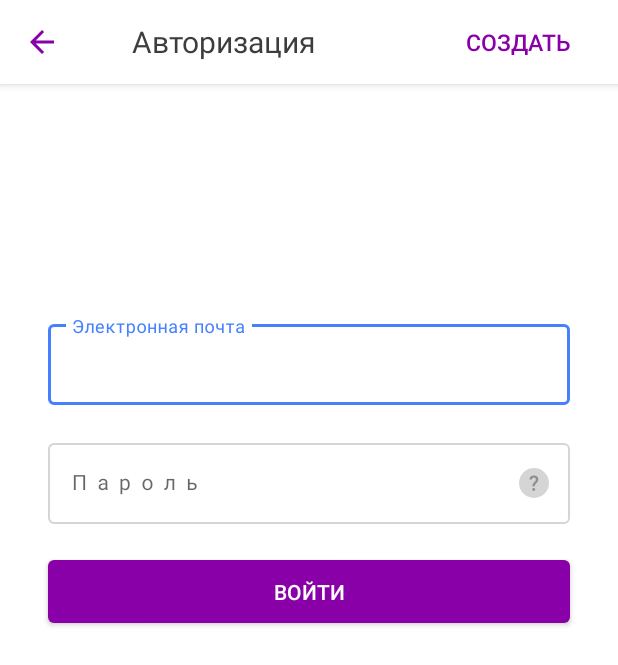
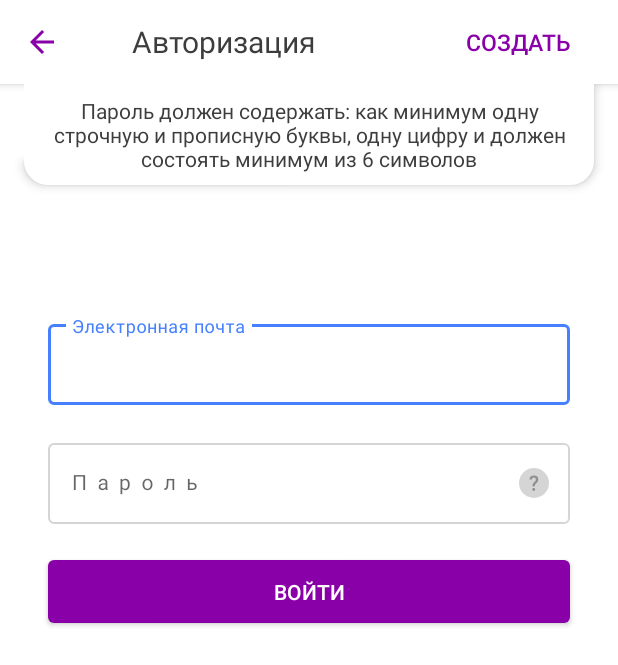
Before and after one commit to Arantier/Heads-and-Hands-Task, an Android app: the screen it shows after launch (MainActivity), after a tap on an icon or button, on a phone screen of 412 x 824 dp. Shown: the top 665 px of the screen. Run offline under Robolectric (Android 15) with nearby library versions, the phone set to English and light mode, and no system bars.

Commit message:
Created password hint and animated it.

```diff
--- a/app/src/main/java/ru/shcherbakovdv/hahtask/MainActivity.kt
+++ b/app/src/main/java/ru/shcherbakovdv/hahtask/MainActivity.kt
@@ -1,21 +1,18 @@
 package ru.shcherbakovdv.hahtask
 
+import android.animation.Animator
+import android.animation.AnimatorListenerAdapter
+import android.os.Bundle
+import android.view.View
+import androidx.activity.viewModels
 import androidx.appcompat.app.AppCompatActivity
-import android.os.Bundle
-import android.util.Log
-import android.view.View
-import android.view.animation.AnimationUtils
-import androidx.activity.viewModels
-import androidx.core.view.isEmpty
 import androidx.core.widget.doOnTextChanged
 import androidx.dynamicanimation.animation.DynamicAnimation
 import androidx.dynamicanimation.animation.SpringAnimation
 import androidx.dynamicanimation.animation.SpringForce
-import androidx.lifecycle.MediatorLiveData
 import androidx.lifecycle.observe
 import kotlinx.android.synthetic.main.activity_main.*
-import java.util.*
-import kotlin.random.Random
+
 
 class MainActivity : AppCompatActivity() {
 
@@ -61,8 +58,18 @@ class MainActivity : AppCompatActivity() {
                 }
                 isErrorEnabled = !it
             }
+
             setEndIconOnClickListener {
-
+                textPasswordHint.apply {
+                    animate()
+                        .setStartDelay(0)
+                        .translationY(toolbar.height.toFloat())
+                        .withEndAction {
+                            animate()
+                                .setStartDelay(3000)
+                                .translationY(resources.getDimension(R.dimen.password_hint_initial_coordinateY))
+                        }
+                }
             }
         }
 
--- /dev/null
+++ b/app/src/main/res/drawable/bkg_password_hint.xml
@@ -0,0 +1,9 @@
+<?xml version="1.0" encoding="utf-8"?>
+<shape xmlns:android="http://schemas.android.com/apk/res/android"
+    android:shape="rectangle">
+    <corners
+        android:bottomLeftRadius="@dimen/password_hint_corner_radius"
+        android:bottomRightRadius="@dimen/password_hint_corner_radius" />
+    <solid android:color="@color/colorPrimary" />
+
+</shape>
--- a/app/src/main/res/layout/activity_main.xml
+++ b/app/src/main/res/layout/activity_main.xml
@@ -6,6 +6,26 @@
     android:layout_height="match_parent"
     android:background="@color/colorPrimary"
     tools:context=".MainActivity">
+
+    <TextView
+        android:id="@+id/textPasswordHint"
+        android:layout_width="match_parent"
+        android:layout_height="wrap_content"
+        android:translationY="@dimen/password_hint_initial_coordinateY"
+        android:layout_marginStart="@dimen/password_hint_margin_horizontal"
+        android:layout_marginEnd="@dimen/password_hint_margin_horizontal"
+        android:background="@drawable/bkg_password_hint"
+        android:elevation="@dimen/toolbar_shadow_elevation"
+        android:paddingStart="@dimen/password_hint_padding_horizontal"
+        android:paddingTop="@dimen/password_hint_padding_vertical"
+        android:paddingEnd="@dimen/password_hint_padding_horizontal"
+        android:paddingBottom="@dimen/password_hint_padding_vertical"
+        android:text="@string/msg_password_hint"
+        android:textAlignment="center"
+        android:textColor="@color/textColor"
+        app:layout_constraintEnd_toEndOf="parent"
+        app:layout_constraintStart_toStartOf="parent"
+        app:layout_constraintTop_toTopOf="parent" />
 
     <androidx.appcompat.widget.Toolbar
         android:id="@+id/toolbar"
@@ -33,8 +53,8 @@
     </androidx.appcompat.widget.Toolbar>
 
     <com.google.android.material.textfield.TextInputLayout
+        android:id="@+id/editTextEmail"
         style="@style/InputStyle"
-        android:id="@+id/editTextEmail"
         android:layout_width="0dp"
         android:layout_height="wrap_content"
         android:layout_marginHorizontal="@dimen/login_elements_margin_horizontal"
@@ -58,7 +78,7 @@
 
     </com.google.android.material.textfield.TextInputLayout>
 
-    <!--  TODO: change dot appearance-->
+    <!--  TODO: change dot appearance... But should I?-->
     <com.google.android.material.textfield.TextInputLayout
         android:id="@+id/editTextPassword"
         style="@style/InputStyle"
--- a/app/src/main/res/values/dimens.xml
+++ b/app/src/main/res/values/dimens.xml
@@ -23,4 +23,11 @@
     <dimen name="create_button_margin_right">16dp</dimen>
     <dimen name="create_button_text_size">15sp</dimen>
 
+    <dimen name="password_hint_initial_coordinateY">-32dp</dimen>
+    <dimen name="password_hint_height">128dp</dimen>
+    <dimen name="password_hint_corner_radius">16dp</dimen>
+    <dimen name="password_hint_margin_horizontal">16dp</dimen>
+    <dimen name="password_hint_padding_horizontal">16dp</dimen>
+    <dimen name="password_hint_padding_vertical">8dp</dimen>
+
 </resources>
```
